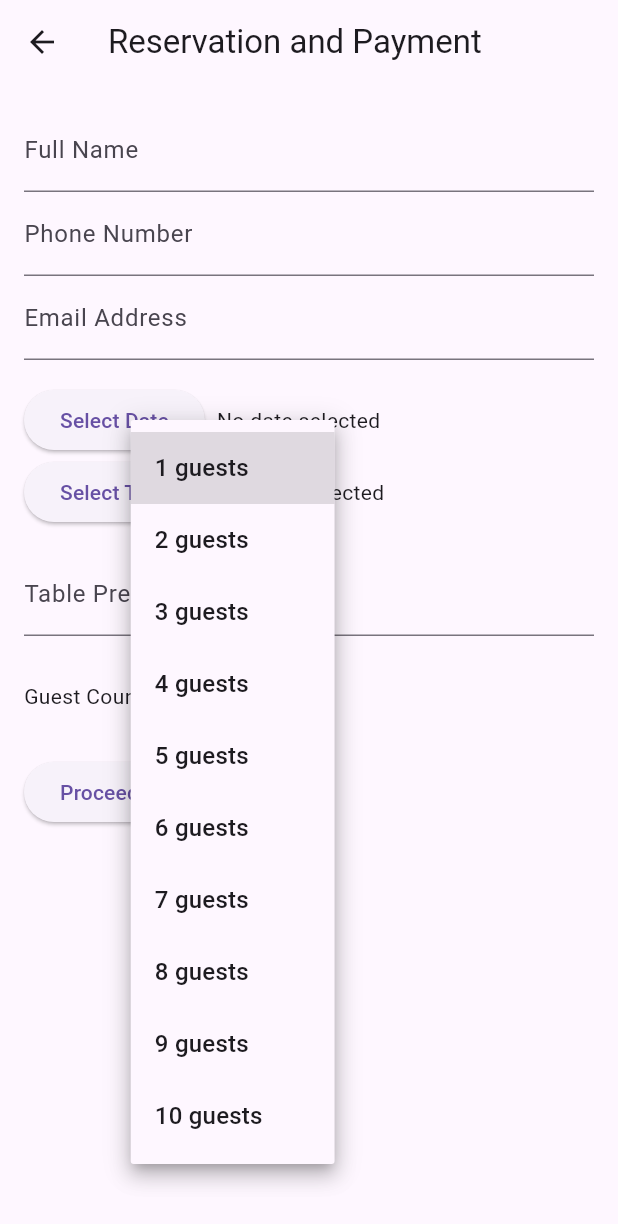
After one commit to rafsanalhad/-DineServe, a Flutter app: the ReservationPage screen opened by its route, after a tap on an icon or button, on a phone screen of 412 x 824 dp. The commit adds this screen. Shown: the top 1224 px of the screen. Run offline on Flutter 3.47's test engine with Material 3 defaults, Android fonts, the phone set to English and light mode, and no system bars; our stand-ins replace camera, card_loading, dartz, flutter_dotenv, fluttertoast, get and 2 more; missing offline and left inert: midtrans_sdk; accounts and stored records are empty; network calls fail.

Commit message:
payment reservation done

```diff
--- a/lib/main.dart
+++ b/lib/main.dart
@@ -11,7 +11,7 @@ import 'views/LoginPage.dart';
 import 'views/SignUpPage.dart';
 import 'views/ProfilePage.dart';
 import 'views/History.dart';
-import 'views/Reservation.dart';
+import 'views/ReservationPage.dart';
 import 'views/TakePictureScreenEmotion.dart';
 import 'views/ReviewsPage.dart';
 import 'controller/reservation_controller.dart';
@@ -39,7 +39,7 @@ void main() async {
         GetPage(name: '/home', page: () => const HomePage()),
         GetPage(name: '/login', page: () => const LoginPage()),
         GetPage(name: '/signup', page: () => const SignUpPage()),
-        GetPage(name: '/reservation', page: () => Reservation()),
+        GetPage(name: '/reservation', page: () => ReservationPage()),
         GetPage(name: '/loading', page: () => const CardLoadingApp()),
         GetPage(name: '/profile', page: () => ProfilePage()),
         GetPage(name: '/editProfile', page: () => EditProfilePage()),
--- a/lib/views/HomePage.dart
+++ b/lib/views/HomePage.dart
@@ -69,6 +69,11 @@ class _HomePageState extends State<HomePage> {
   }
 
   @override
+  void initState() {
+    super.initState();
+    _getProfile();
+  }
+
   Widget build(BuildContext context) {
     return MaterialApp(
       home: Scaffold(
--- a/lib/views/Payment.dart
+++ b/lib/views/Payment.dart
@@ -54,7 +54,7 @@ class PaymentState extends State<Payment> {
         _handleFailedTransaction(result);
         break;
       default:
-        _showToast('Unhandled Transaction Status: ${result.transactionStatus}', true);
+        // _showToast('Unhandled Transaction Status: ${result.transactionStatus}', true);
     }
   }
 
--- /dev/null
+++ b/lib/views/ReservationPage.dart
@@ -0,0 +1,250 @@
+import 'dart:convert';
+import 'package:flutter/material.dart';
+import 'package:fluttertoast/fluttertoast.dart';
+import 'package:midtrans_sdk/midtrans_sdk.dart';
+import 'package:flutter_dotenv/flutter_dotenv.dart' as dot_env;
+import 'package:http/http.dart' as http;
+import '../services/token_service.dart';
+import '../controller/AuthController.dart';
+import 'package:get/get.dart';
+
+class ReservationPage extends StatefulWidget {
+  const ReservationPage({super.key});
+
+  @override
+  _ReservationPageState createState() => _ReservationPageState();
+}
+
+class _ReservationPageState extends State<ReservationPage> {
+  final TextEditingController _nameController = TextEditingController();
+  final TextEditingController _phoneController = TextEditingController();
+  final TextEditingController _emailController = TextEditingController();
+  DateTime? _selectedDate;
+  TimeOfDay? _selectedTime;
+  int _guestCount = 1;
+  String? _tablePreference;
+  final String baseUrl = dot_env.dotenv.env['BASE_URL'] ?? "";
+  MidtransSDK? _midtrans;
+  final AuthController _authController = Get.find();
+
+  @override
+  void initState() {
+    super.initState();
+    _initSDK();
+  }
+
+  void _initSDK() async {
+    _midtrans = await MidtransSDK.init(
+      config: MidtransConfig(
+        clientKey: dot_env.dotenv.env['MIDTRANS_CLIENT_KEY'] ?? "",
+        merchantBaseUrl: "",
+        colorTheme: ColorTheme(
+          colorPrimary: Colors.blue,
+          colorPrimaryDark: Colors.blue,
+          colorSecondary: Colors.blue,
+        ),
+      ),
+    );
+
+    _midtrans?.setUIKitCustomSetting(
+      skipCustomerDetailsPages: true,
+    );
+
+    _midtrans!.setTransactionFinishedCallback((result) {
+      _handleTransactionResult(result);
+    });
+  }
+
+  void _handleTransactionResult(TransactionResult result) {
+      print('Transaction Details: ${result.transactionId}, ${result.paymentType}');
+        _submitReservation();
+  }
+
+  void _submitReservation() async {
+    if (_nameController.text.isEmpty || _phoneController.text.isEmpty || _emailController.text.isEmpty || _selectedDate == null || _selectedTime == null) {
+      _showToast('Please fill all fields before submitting', true);
+      return;
+    }
+
+    final String formattedDate =
+        '${_selectedDate!.year}-${_selectedDate!.month.toString().padLeft(2, '0')}-${_selectedDate!.day.toString().padLeft(2, '0')}';
+    final String formattedTime =
+        '${_selectedTime!.hour.toString().padLeft(2, '0')}:${_selectedTime!.minute.toString().padLeft(2, '0')}';
+
+    final Map<String, dynamic> reservationData = {
+      'user_id': _authController.id.value,
+      'name': _nameController.text,
+      'phone': _phoneController.text,
+      'email': _emailController.text,
+      'date': formattedDate,
+      'time': formattedTime,
+      'guest_count': _guestCount,
+      'table_preference': _tablePreference ?? '',
+    };
+
+    final response = await http.post(
+      Uri.parse(baseUrl + '/reservations' ?? ""),
+      headers: {'Content-Type': 'application/json'},
+      body: jsonEncode(reservationData),
+    );
+
+    if (response.statusCode == 201) {
+      _showToast('Reservation submitted successfully!', false);
+    } else {
+      _showToast('Failed to submit reservation: ${response.body}', true);
+    }
+  }
+
+  void _showToast(String msg, bool isError) {
+    Fluttertoast.showToast(
+      msg: msg,
+      toastLength: Toast.LENGTH_LONG,
+      gravity: ToastGravity.BOTTOM,
+      timeInSecForIosWeb: 1,
+      backgroundColor: isError ? Colors.red : Colors.green,
+      textColor: Colors.white,
+      fontSize: 16.0,
+    );
+  }
+
+  @override
+  void dispose() {
+    _midtrans?.removeTransactionFinishedCallback();
+    super.dispose();
+  }
+
+  @override
+  Widget build(BuildContext context) {
+    return Scaffold(
+      appBar: AppBar(
+        title: const Text('Reservation and Payment'),
+      ),
+      body: Padding(
+        padding: const EdgeInsets.all(16.0),
+        child: Column(
+          crossAxisAlignment: CrossAxisAlignment.start,
+          children: [
+            TextField(
+              controller: _nameController,
+              decoration: const InputDecoration(labelText: 'Full Name'),
+            ),
+            TextField(
+              controller: _phoneController,
+              decoration: const InputDecoration(labelText: 'Phone Number'),
+              keyboardType: TextInputType.phone,
+            ),
+            TextField(
+              controller: _emailController,
+              decoration: const InputDecoration(labelText: 'Email Address'),
+              keyboardType: TextInputType.emailAddress,
+            ),
+            SizedBox(height: 16),
+            Row(
+              children: [
+                ElevatedButton(
+                  onPressed: () async {
+                    final DateTime? picked = await showDatePicker(
+                      context: context,
+                      initialDate: _selectedDate ?? DateTime.now(),
+                      firstDate: DateTime(2020),
+                      lastDate: DateTime(2101),
+                    );
+                    if (picked != null && picked != _selectedDate) {
+                      setState(() {
+                        _selectedDate = picked;
+                      });
+                    }
+                  },
+                  child: const Text('Select Date'),
+                ),
+                SizedBox(width: 8),
+                Text(_selectedDate == null
+                    ? 'No date selected'
+                    : '${_selectedDate!.toLocal()}'.split(' ')[0]),
+              ],
+            ),
+            Row(
+              children: [
+                ElevatedButton(
+                  onPressed: () async {
+                    final TimeOfDay? picked = await showTimePicker(
+                      context: context,
+                      initialTime: _selectedTime ?? TimeOfDay.now(),
+                    );
+                    if (picked != null && picked != _selectedTime) {
+                      setState(() {
+                        _selectedTime = picked;
+                      });
+                    }
+                  },
+                  child: const Text('Select Time'),
+                ),
+                SizedBox(width: 8),
+                Text(_selectedTime == null
+                    ? 'No time selected'
+                    : '${_selectedTime!.format(context)}'),
+              ],
+            ),
+            SizedBox(height: 16),
+            TextField(
+              onChanged: (value) {
+                _tablePreference = value;
+              },
+              decoration: const InputDecoration(labelText: 'Table Preference'),
+            ),
+            SizedBox(height: 16),
+            Row(
+              children: [
+                const Text('Guest Count: '),
+                DropdownButton<int>(
+                  value: _guestCount,
+                  items: List.generate(
+                    10,
+                    (index) => DropdownMenuItem(
+                      value: index + 1,
+                      child: Text('${index + 1} guests'),
+                    ),
+                  ),
+                  onChanged: (value) {
+                    setState(() {
+                      _guestCount = value!;
+                    });
+                  },
+                ),
+              ],
+            ),
+            SizedBox(height: 16),
+            ElevatedButton(
+              onPressed: _initiatePayment,
+              child: const Text('Proceed to Payment'),
+            ),
+          ],
+        ),
+      ),
+    );
+  }
+
+  void _initiatePayment() async {
+    try {
+      final tokenResult = await TokenService().getToken();
+
+      tokenResult.fold(
+        (error) {
+          _showToast('Failed to get payment token', true);
+        },
+        (tokenData) {
+          if (tokenData.token != null) {
+            _midtrans?.startPaymentUiFlow(
+              token: tokenData.token!,
+            );
+          } else {
+            _showToast('Invalid Payment Token', true);
+          }
+        },
+      );
+    } catch (e) {
+      _showToast('Payment Initiation Error', true);
+      print('Payment Error: $e');
+    }
+  }
+}
```
Also changed, not shown: lib/views/Reservation.dart (deleted, +0 -244 lines).
